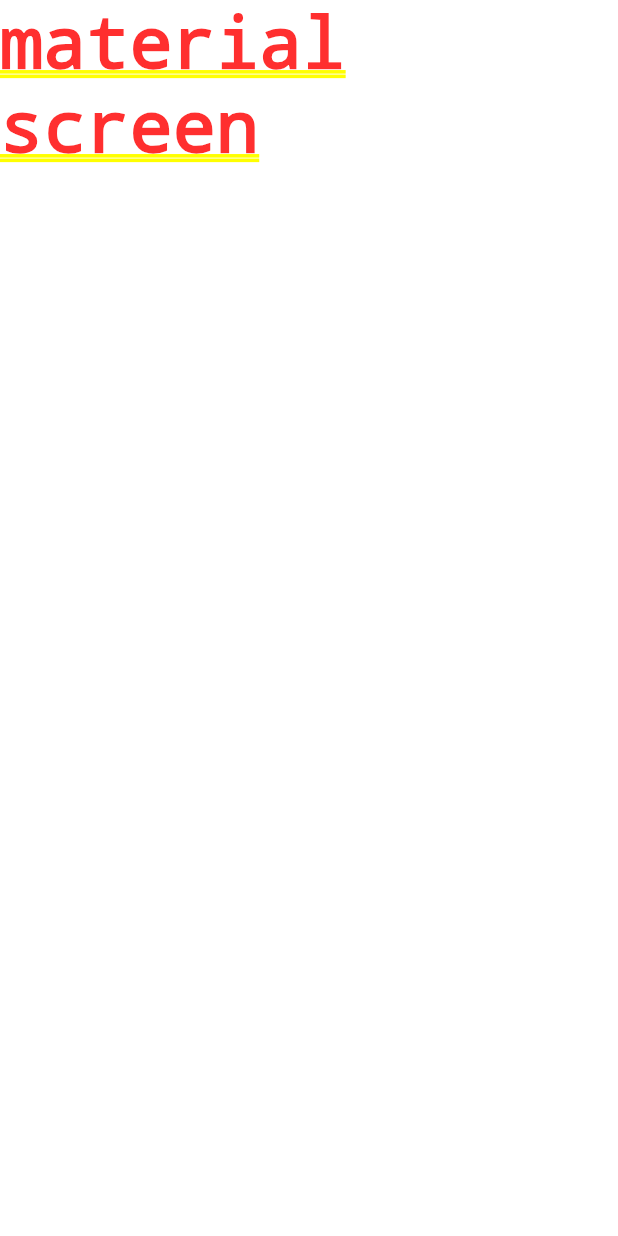
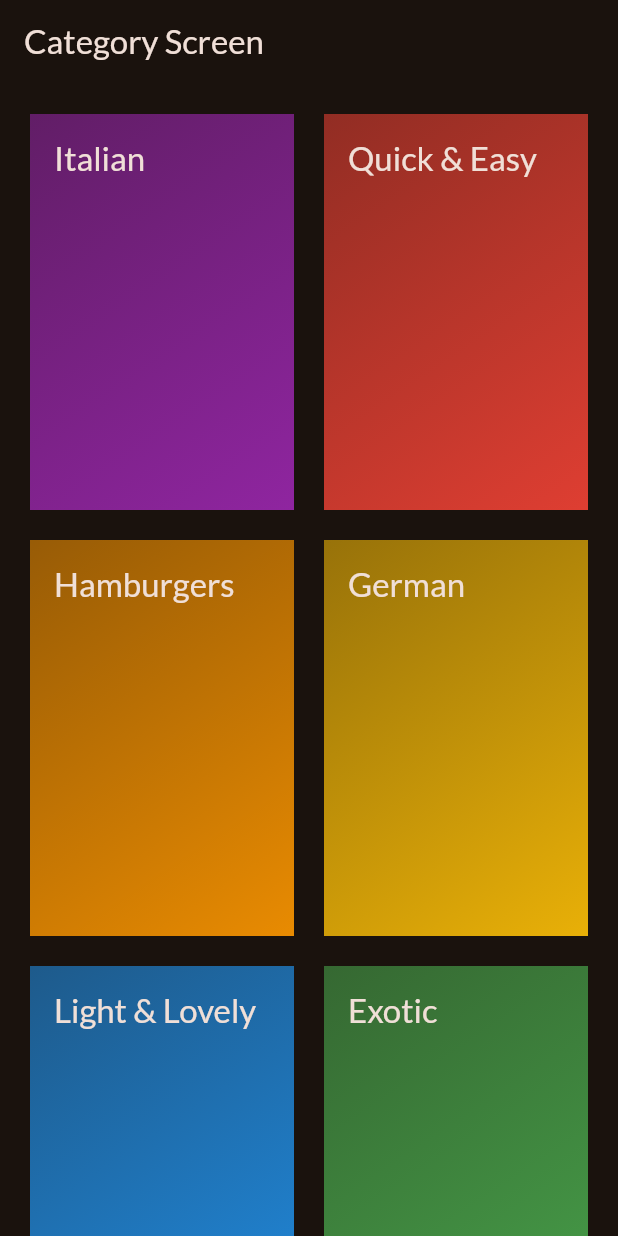
Before and after one commit to jigneshraiyani/flutter-meal-app, a Flutter app: the screen it shows after launch, on a phone screen of 412 x 824 dp. Run offline on Flutter 3.47's test engine with Material 3 defaults, Android fonts, the phone set to English and light mode, and no system bars; our stand-ins replace google_fonts.

Commit message:
Added category widget

```diff
--- /dev/null
+++ b/meal_app/lib/data/dummy_data.dart
@@ -0,0 +1,55 @@
+import 'package:flutter/material.dart';
+import 'package:meal_app/model/category.dart';
+
+final availableCategories = [
+  Category(
+    id: 'c1',
+    title: 'Italian',
+    color: Colors.purple,
+  ),
+  Category(
+    id: 'c2',
+    title: 'Quick & Easy',
+    color: Colors.red,
+  ),
+  Category(
+    id: 'c3',
+    title: 'Hamburgers',
+    color: Colors.orange,
+  ),
+  Category(
+    id: 'c4',
+    title: 'German',
+    color: Colors.amber,
+  ),
+  Category(
+    id: 'c5',
+    title: 'Light & Lovely',
+    color: Colors.blue,
+  ),
+  Category(
+    id: 'c6',
+    title: 'Exotic',
+    color: Colors.green,
+  ),
+  Category(
+    id: 'c7',
+    title: 'Breakfast',
+    color: Colors.lightBlue,
+  ),
+  Category(
+    id: 'c8',
+    title: 'Asian',
+    color: Colors.lightGreen,
+  ),
+  Category(
+    id: 'c9',
+    title: 'French',
+    color: Colors.pink,
+  ),
+  Category(
+    id: 'c10',
+    title: 'Summer',
+    color: Colors.teal,
+  ),
+];
--- a/meal_app/lib/main.dart
+++ b/meal_app/lib/main.dart
@@ -1,5 +1,6 @@
 import 'package:flutter/material.dart';
 import 'package:meal_app/theme/app_theme.dart';
+import 'package:meal_app/screens/category_screen.dart';
 
 void main(List<String> args) {
   runApp(App());
@@ -12,7 +13,7 @@ class App extends StatelessWidget {
   Widget build(BuildContext context) {
     return MaterialApp(
       theme: theme,
-      home: Text('material screen'),
+      home: CategoryScreen(),
     );
   }
 }
--- /dev/null
+++ b/meal_app/lib/model/category.dart
@@ -0,0 +1,13 @@
+import 'package:flutter/material.dart';
+
+class Category {
+  const Category({
+    required this.id,
+    required this.title,
+    required this.color,
+  });
+
+  final String id;
+  final String title;
+  final Color color;
+}
--- /dev/null
+++ b/meal_app/lib/screens/category_screen.dart
@@ -0,0 +1,31 @@
+import 'package:flutter/material.dart';
+import 'package:meal_app/data/dummy_data.dart';
+import 'package:meal_app/widgets/category_grid_item.dart';
+
+class CategoryScreen extends StatelessWidget {
+  const CategoryScreen({super.key});
+
+  @override
+  Widget build(BuildContext context) {
+    // TODO: implement build
+    return Scaffold(
+      appBar: AppBar(
+        title: const Text('Category Screen'),
+      ),
+      body: GridView(
+        padding: EdgeInsets.all(20),
+        gridDelegate: const SliverGridDelegateWithFixedCrossAxisCount(
+          crossAxisCount: 2,
+          childAspectRatio: 2/3,
+          crossAxisSpacing: 20,
+          mainAxisSpacing: 20,
+          ),
+          children: [
+           // availableCategories.map((category) => CategoryGridItem(category: category)).toList()
+          for (final category in availableCategories)
+            CategoryGridItem(category: category)
+          ],
+        ),
+    );
+  }
+}
--- /dev/null
+++ b/meal_app/lib/widgets/category_grid_item.dart
@@ -0,0 +1,31 @@
+import 'package:flutter/material.dart';
+import 'package:meal_app/model/category.dart';
+
+class CategoryGridItem extends StatelessWidget {
+  const CategoryGridItem({super.key, required this.category});
+
+  final Category category;
+
+  @override
+  Widget build(BuildContext context) {
+    return Container(
+      padding: const EdgeInsets.all(16),
+      decoration: BoxDecoration(
+        gradient: LinearGradient(
+          colors: [
+            category.color.withOpacity(0.55),
+            category.color.withOpacity(0.9),
+          ],
+          begin: Alignment.topLeft,
+          end: Alignment.bottomRight,
+        ),
+      ),
+      child: Text(
+        category.title,
+        style: Theme.of(context).textTheme.titleLarge!.copyWith(
+          color: Theme.of(context).colorScheme.onBackground,
+        ),
+      ),
+    );
+  }
+}
```
